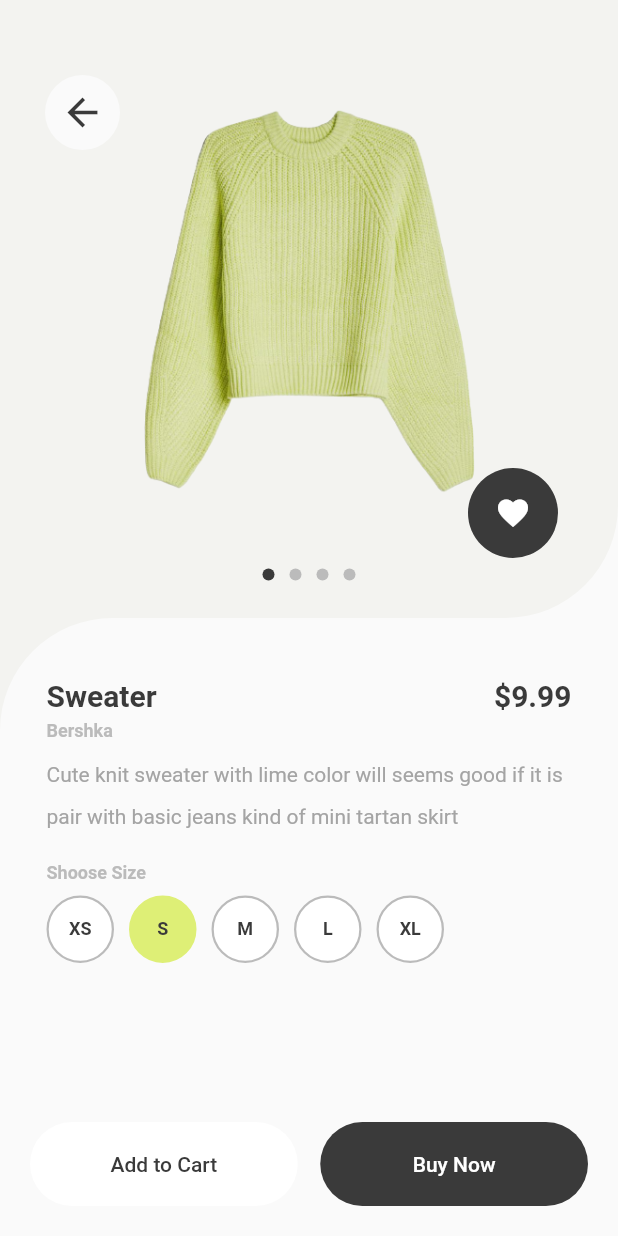
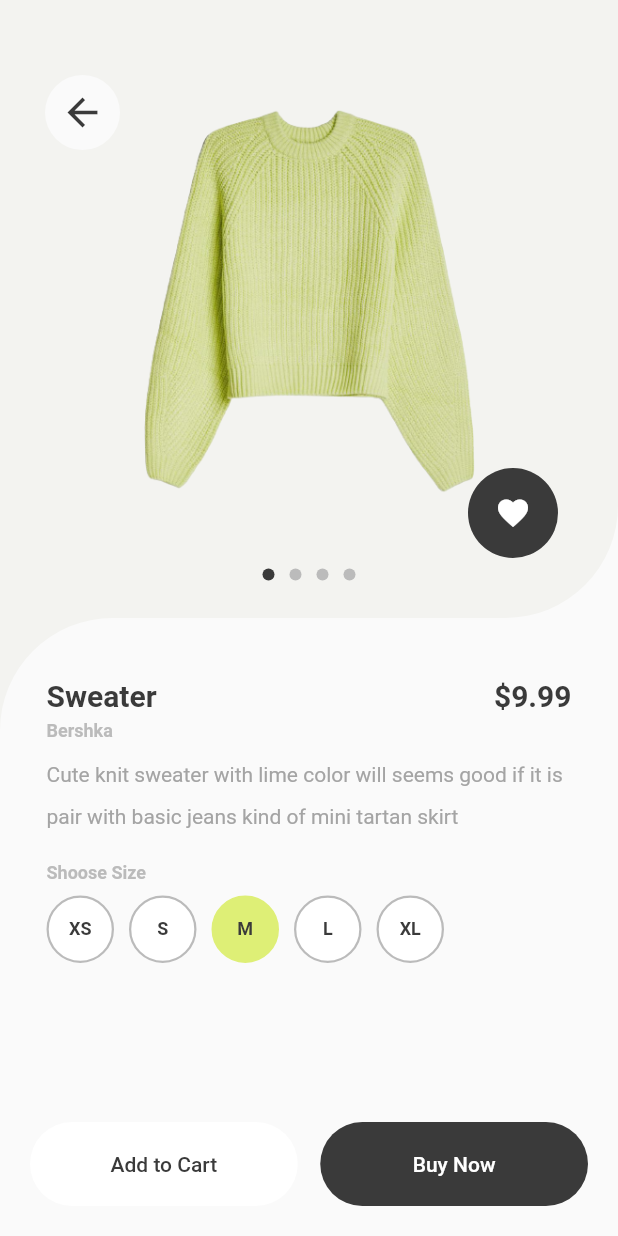
Before and after one commit to ViktorKirjanov/flutter-ui-clothing-store, a Flutter app: the ItemScreen screen opened directly, on a phone screen of 412 x 824 dp. Run offline on Flutter 3.47's test engine with Material 2 defaults, Android fonts, the phone set to English and light mode, and no system bars; drawn by our look-alikes of smooth_page_indicator; our stand-ins replace animated_bottom_navigation_bar, flutter_svg.

Commit message:
select size

```diff
--- a/lib/screens/item_screen/_widgets/size_list.dart
+++ b/lib/screens/item_screen/_widgets/size_list.dart
@@ -2,9 +2,38 @@ import 'package:clothing_store/screens/item_screen/_widgets/size_box.dart';
 import 'package:clothing_store/utils/app_theme.dart';
 import 'package:flutter/material.dart';
 
-class SizeList extends StatelessWidget {
+class SizeList extends StatefulWidget {
+  @override
+  _SizeListState createState() => _SizeListState();
+}
+
+class _SizeListState extends State<SizeList> {
+  var _list = ['XS', 'S', 'M', 'L', 'XL'];
+  var _selected = 2;
+
   @override
   Widget build(BuildContext context) {
+    List<Widget> _items = [];
+    for (var i = 0; i < _list.length; i++) {
+      _items.add(
+        GestureDetector(
+          child: SizeBox(
+            text: _list[i],
+            active: _selected == i,
+          ),
+          onTap: () {
+            print(i);
+            setState(() {
+              _selected = i;
+            });
+          },
+        ),
+      );
+      if (i != _list.length - 1) {
+        _items.add(SizedBox(width: 10));
+      }
+    }
+
     return Column(
       crossAxisAlignment: CrossAxisAlignment.start,
       children: [
@@ -17,19 +46,7 @@ class SizeList extends StatelessWidget {
           ),
         ),
         SizedBox(height: 8.0),
-        Row(
-          children: [
-            SizeBox(text: 'XS'),
-            SizedBox(width: 10),
-            SizeBox(text: 'S', active: true),
-            SizedBox(width: 10),
-            SizeBox(text: 'M'),
-            SizedBox(width: 10),
-            SizeBox(text: 'L'),
-            SizedBox(width: 10),
-            SizeBox(text: 'XL'),
-          ],
-        ),
+        Row(children: _items),
       ],
     );
   }
```
